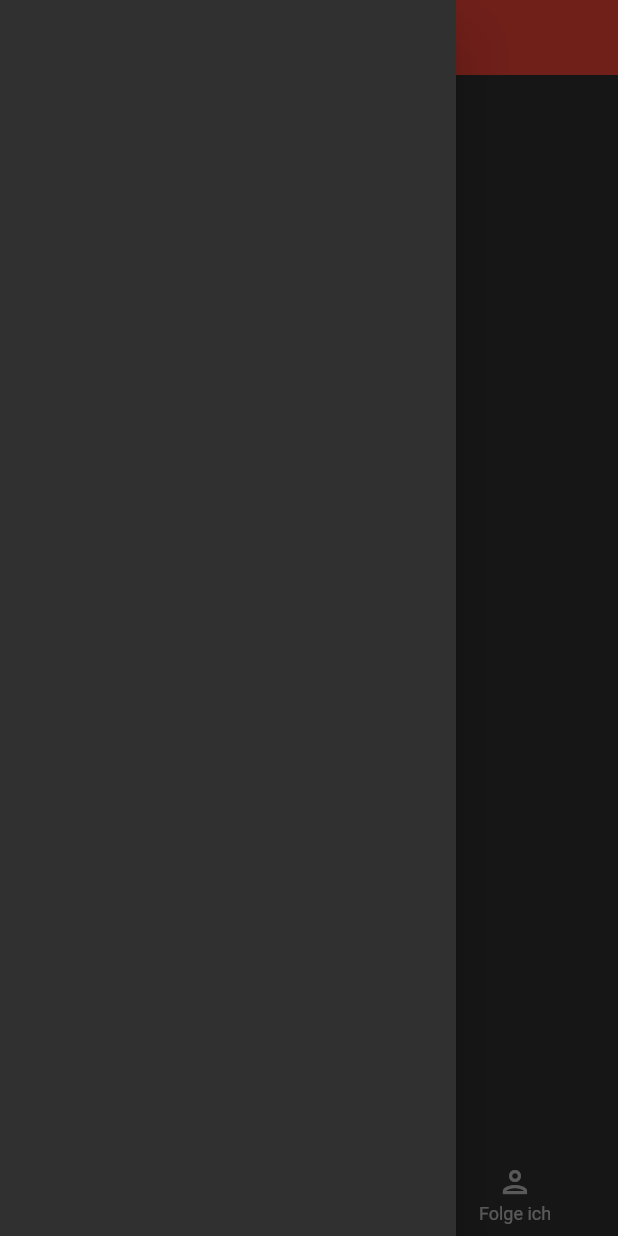
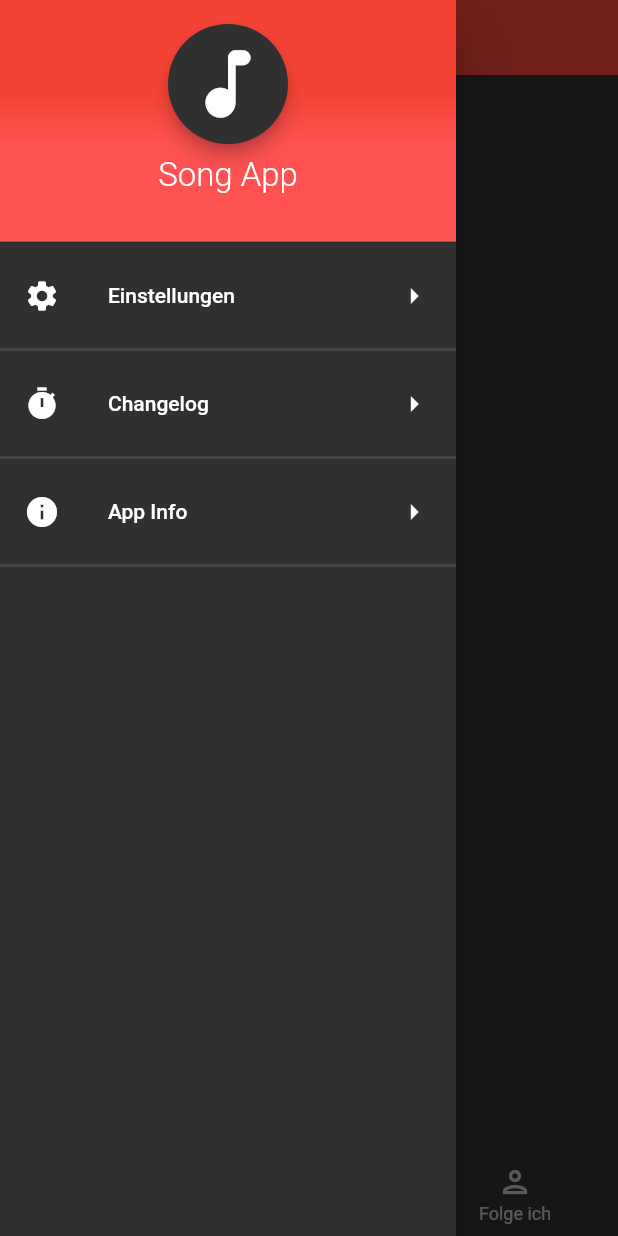
Before and after one commit to Janoxx/songApp_projekt, a Flutter app: the screen it shows after launch, with the side drawer open, on a phone screen of 412 x 824 dp. Run offline on Flutter 3.47's test engine with Material 2 defaults, Android fonts, the light colour scheme and no system bars.

Commit message:
Sidebar tiles erstellt

```diff
--- a/lib/screens/sidebar.dart
+++ b/lib/screens/sidebar.dart
@@ -1,17 +1,90 @@
 import 'package:flutter/material.dart';
 
 class Sidebar extends StatefulWidget {
-  const Sidebar({ Key? key }) : super(key: key);
+  const Sidebar({Key? key}) : super(key: key);
 
   @override
   _SidebarState createState() => _SidebarState();
 }
 
 class _SidebarState extends State<Sidebar> {
+  Widget materialIcon(BuildContext context) {
+    return const Material(
+      borderRadius: BorderRadius.all(Radius.circular(50)),
+      elevation: 5,
+      child: Padding(
+        padding: EdgeInsets.all(10),
+        child: Icon(
+          Icons.music_note_rounded,
+          size: 60,
+        ),
+      ),
+    );
+  }
+
+  Widget drawerHeader(BuildContext context) {
+    return DrawerHeader(
+      decoration: const BoxDecoration(
+          gradient: LinearGradient(
+              begin: Alignment.topCenter,
+              end: Alignment.bottomCenter,
+              colors: [
+            Colors.red,
+            Colors.redAccent,
+            Colors.redAccent,
+          ],
+              stops: [
+            0.4,
+            0.6,
+            0.8
+          ])),
+      child: Column(
+        children: [
+          materialIcon(context),
+          const Padding(
+            padding: EdgeInsets.fromLTRB(0, 8, 0, 0),
+            child: Text(
+              "Song App",
+              style: TextStyle(fontSize: 22, fontWeight: FontWeight.w300),
+            ),
+          )
+        ],
+      ),
+    );
+  }
+
   @override
   Widget build(BuildContext context) {
-    return const Drawer(
-
+    return Drawer(
+      child: ListView(
+        children: [
+          drawerHeader(context),
+          const ListTile(
+            leading: Icon(Icons.settings),
+            title: Text("Einstellungen"),
+            trailing: Icon(Icons.arrow_right),
+          ),
+          const Divider(
+            thickness: 1.5,
+          ),
+          const ListTile(
+            leading: Icon(Icons.timer),
+            title: Text("Changelog"),
+            trailing: Icon(Icons.arrow_right),
+          ),
+          const Divider(
+            thickness: 1.5,
+          ),
+          const ListTile(
+            leading: Icon(Icons.info),
+            title: Text("App Info"),
+            trailing: Icon(Icons.arrow_right),
+          ),
+          const Divider(
+            thickness: 1.5,
+          ),
+        ],
+      ),
     );
   }
 }
```
